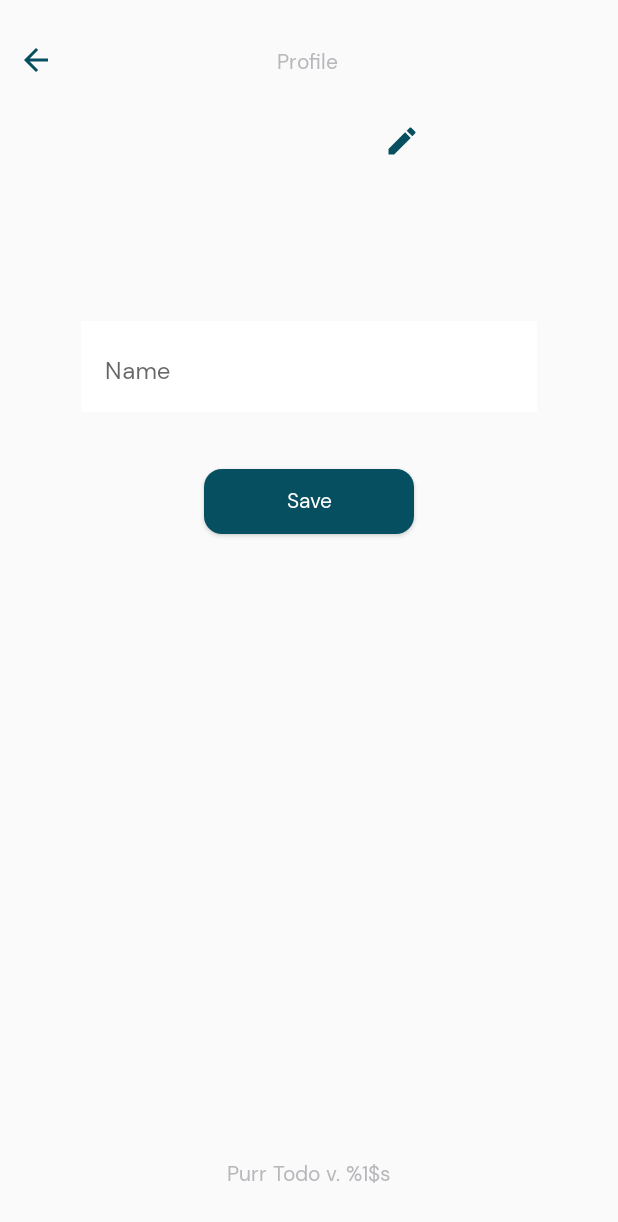
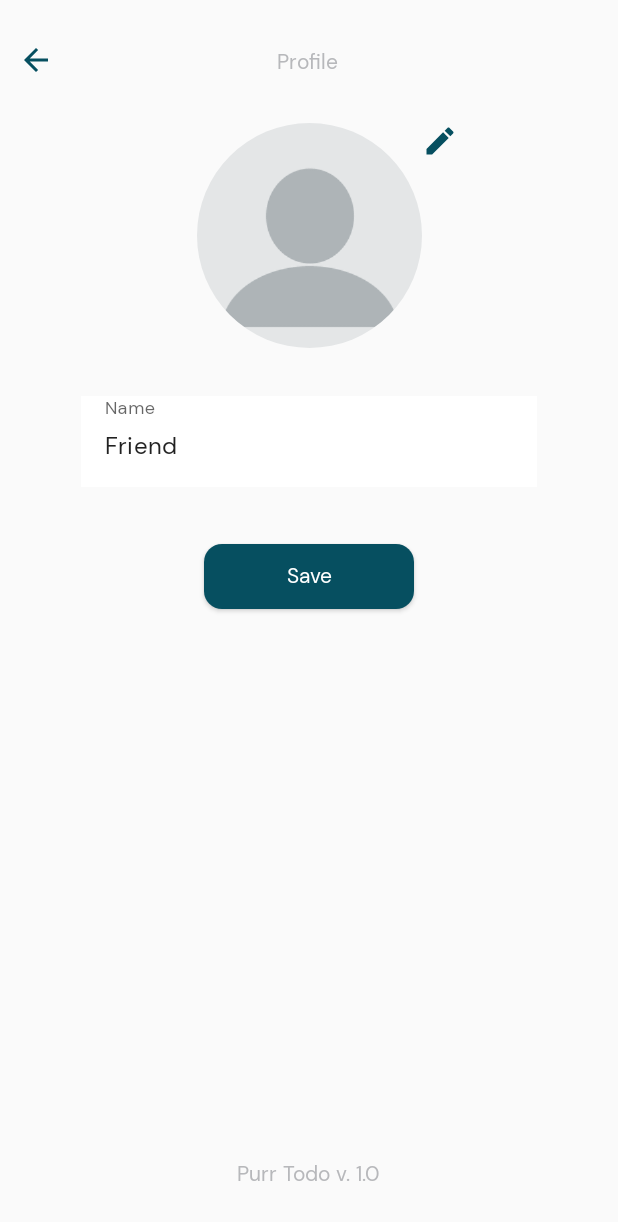
Before and after one commit to abulnes16/purr-todo-app, an Android app: the UserProfileFragment screen opened through its navigation route, on a phone screen of 412 x 824 dp. Shown: the top 1222 px of the screen. Run offline under Robolectric (Android 15) with nearby library versions, the phone set to English and light mode, and no system bars; our stand-ins replace CircleImageView, navigation-ui; 11 statements that could not run were skipped.

```diff
--- a/app/build.gradle
+++ b/app/build.gradle
@@ -41,8 +41,6 @@ android {
 }
 
 dependencies {
-
-
     implementation 'androidx.core:core-ktx:1.7.0'
     implementation 'androidx.appcompat:appcompat:1.4.2'
     implementation 'com.google.android.material:material:1.6.1'
@@ -63,6 +61,9 @@ dependencies {
     implementation "androidx.room:room-ktx:$room_version"
     kapt "androidx.room:room-compiler:$room_version"
 
+    // Preferences DataStore
+    implementation "androidx.datastore:datastore-preferences:1.0.0"
+
     // Third party libraries
     implementation 'de.hdodenhof:circleimageview:3.1.0'
 
--- a/app/src/main/AndroidManifest.xml
+++ b/app/src/main/AndroidManifest.xml
@@ -2,6 +2,7 @@
 <manifest xmlns:android="http://schemas.android.com/apk/res/android"
     xmlns:tools="http://schemas.android.com/tools"
     package="com.abulnes16.purrtodo">
+    <uses-permission android:name="android.permission.READ_EXTERNAL_STORAGE" />
 
     <application
         android:allowBackup="true"
--- /dev/null
+++ b/app/src/main/java/com/abulnes16/purrtodo/data/ProfileDataStore.kt
@@ -0,0 +1,47 @@
+package com.abulnes16.purrtodo.data
+
+import android.content.Context
+import androidx.datastore.core.DataStore
+import androidx.datastore.preferences.core.Preferences
+import androidx.datastore.preferences.core.edit
+import androidx.datastore.preferences.core.emptyPreferences
+import androidx.datastore.preferences.core.stringPreferencesKey
+import androidx.datastore.preferences.preferencesDataStore
+import kotlinx.coroutines.flow.Flow
+import kotlinx.coroutines.flow.catch
+import kotlinx.coroutines.flow.map
+import java.io.IOException
+
+private const val PROFILE_PREFERENCES = "profile_preferences"
+
+// Preferences Values
+private val PROFILE_NAME = stringPreferencesKey("profile_name")
+private val PROFILE_PICTURE = stringPreferencesKey("profile_picture")
+
+private val Context.dataStore: DataStore<Preferences> by preferencesDataStore(
+    name = PROFILE_PREFERENCES
+)
+
+class ProfileDataStore(context: Context) {
+
+    val profilePreferences: Flow<User> = context.dataStore.data.catch {
+        if (it is IOException) {
+            it.printStackTrace()
+            emit(emptyPreferences())
+        } else {
+            throw it
+        }
+    }.map { preferences ->
+        val name = preferences[PROFILE_NAME] ?: "Friend"
+        val picture = preferences[PROFILE_PICTURE] ?: ""
+        User(name, picture)
+    }
+
+    suspend fun saveProfilePreferences(name: String, profilePicture: String, context: Context) {
+        context.dataStore.edit { preferences ->
+            preferences[PROFILE_NAME] = name
+            preferences[PROFILE_PICTURE] = profilePicture
+        }
+
+    }
+}
--- a/app/src/main/java/com/abulnes16/purrtodo/database/data/Task.kt
+++ b/app/src/main/java/com/abulnes16/purrtodo/data/Task.kt
@@ -1,4 +1,4 @@
-package com.abulnes16.purrtodo.database.data
+package com.abulnes16.purrtodo.data
 
 import androidx.room.ColumnInfo
 import androidx.room.Entity
--- /dev/null
+++ b/app/src/main/java/com/abulnes16/purrtodo/data/User.kt
@@ -0,0 +1,3 @@
+package com.abulnes16.purrtodo.data
+
+data class User(val name: String, val profilePicture: String)
--- a/app/src/main/java/com/abulnes16/purrtodo/database/TaskDao.kt
+++ b/app/src/main/java/com/abulnes16/purrtodo/database/TaskDao.kt
@@ -1,7 +1,7 @@
 package com.abulnes16.purrtodo.database
 
 import androidx.room.*
-import com.abulnes16.purrtodo.database.data.Task
+import com.abulnes16.purrtodo.data.Task
 import kotlinx.coroutines.flow.Flow
 
 /**
--- a/app/src/main/java/com/abulnes16/purrtodo/database/TaskDatabase.kt
+++ b/app/src/main/java/com/abulnes16/purrtodo/database/TaskDatabase.kt
@@ -4,7 +4,7 @@ import android.content.Context
 import androidx.room.Database
 import androidx.room.Room
 import androidx.room.RoomDatabase
-import com.abulnes16.purrtodo.database.data.Task
+import com.abulnes16.purrtodo.data.Task
 
 /**
  * [TaskDatabase]
--- a/app/src/main/java/com/abulnes16/purrtodo/ui/AddTaskFragment.kt
+++ b/app/src/main/java/com/abulnes16/purrtodo/ui/AddTaskFragment.kt
@@ -13,12 +13,11 @@ import androidx.navigation.fragment.findNavController
 import androidx.navigation.fragment.navArgs
 import com.abulnes16.purrtodo.R
 import com.abulnes16.purrtodo.TaskApplication
-import com.abulnes16.purrtodo.database.data.Task
+import com.abulnes16.purrtodo.data.Task
 import com.abulnes16.purrtodo.databinding.FragmentAddTaskBinding
 import com.abulnes16.purrtodo.viewmodels.TaskViewModel
 import com.abulnes16.purrtodo.viewmodels.TaskViewModelFactory
 import com.google.android.material.dialog.MaterialAlertDialogBuilder
-import org.w3c.dom.Text
 import java.util.*
 
 
--- a/app/src/main/java/com/abulnes16/purrtodo/ui/TaskItemAdapter.kt
+++ b/app/src/main/java/com/abulnes16/purrtodo/ui/TaskItemAdapter.kt
@@ -8,7 +8,7 @@ import androidx.recyclerview.widget.DiffUtil
 import androidx.recyclerview.widget.ListAdapter
 import androidx.recyclerview.widget.RecyclerView
 import com.abulnes16.purrtodo.R
-import com.abulnes16.purrtodo.database.data.Task
+import com.abulnes16.purrtodo.data.Task
 import com.abulnes16.purrtodo.databinding.TaskListItemBinding
 
 /**
--- a/app/src/main/java/com/abulnes16/purrtodo/ui/UserProfileFragment.kt
+++ b/app/src/main/java/com/abulnes16/purrtodo/ui/UserProfileFragment.kt
@@ -1,16 +1,35 @@
 package com.abulnes16.purrtodo.ui
 
+import android.Manifest
+import android.content.ContentResolver
+import android.content.Context
+import android.content.Intent
+import android.content.pm.PackageManager
+import android.net.Uri
 import android.os.Bundle
+import android.util.Log
 import androidx.fragment.app.Fragment
 import android.view.LayoutInflater
 import android.view.View
 import android.view.ViewGroup
+import android.widget.EditText
+import android.widget.TextView
+import android.widget.Toast
+import androidx.activity.result.ActivityResult
+import androidx.activity.result.ActivityResultLauncher
+import androidx.activity.result.contract.ActivityResultContracts
+import androidx.core.content.ContextCompat
+import androidx.core.content.PackageManagerCompat
+import androidx.core.net.toUri
+import androidx.lifecycle.asLiveData
+import androidx.lifecycle.lifecycleScope
+import androidx.navigation.fragment.findNavController
+import com.abulnes16.purrtodo.BuildConfig
 import com.abulnes16.purrtodo.R
+import com.abulnes16.purrtodo.data.ProfileDataStore
+import com.abulnes16.purrtodo.databinding.FragmentUserProfileBinding
+import kotlinx.coroutines.launch
 
-// TODO: Rename parameter arguments, choose names that match
-// the fragment initialization parameters, e.g. ARG_ITEM_NUMBER
-private const val ARG_PARAM1 = "param1"
-private const val ARG_PARAM2 = "param2"
 
 /**
  * A simple [Fragment] subclass.
@@ -18,43 +37,124 @@ private const val ARG_PARAM2 = "param2"
  * create an instance of this fragment.
  */
 class UserProfileFragment : Fragment() {
-    // TODO: Rename and change types of parameters
-    private var param1: String? = null
-    private var param2: String? = null
+
+    private lateinit var profileDataStore: ProfileDataStore
+    private lateinit var binding: FragmentUserProfileBinding
+    private lateinit var imageResult: ActivityResultLauncher<Array<String>>
+    private lateinit var requestPermissionLauncher: ActivityResultLauncher<String>
+    private var imageUri: Uri? = null
 
     override fun onCreate(savedInstanceState: Bundle?) {
         super.onCreate(savedInstanceState)
-        arguments?.let {
-            param1 = it.getString(ARG_PARAM1)
-            param2 = it.getString(ARG_PARAM2)
+        imageResult = registerForActivityResult(ActivityResultContracts.OpenDocument()) { image ->
+            if (image != null) {
+                binding.profilePicture.setImageDrawable(null)
+                requireActivity().contentResolver.takePersistableUriPermission(
+                    image,
+                    Intent.FLAG_GRANT_READ_URI_PERMISSION
+                )
+                imageUri = image
+                binding.profilePicture.setImageURI(image)
+            }
         }
+
+        requestPermissionLauncher =
+            registerForActivityResult(ActivityResultContracts.RequestPermission()) { isGranted ->
+                if (isGranted) {
+                    chooseImage()
+                } else {
+                    Toast.makeText(
+                        requireContext(),
+                        getString(R.string.photos_permission_not_granted),
+                        Toast.LENGTH_LONG
+                    ).show()
+                }
+            }
     }
 
     override fun onCreateView(
         inflater: LayoutInflater, container: ViewGroup?,
         savedInstanceState: Bundle?
-    ): View? {
-        // Inflate the layout for this fragment
-        return inflater.inflate(R.layout.fragment_user_profile, container, false)
+    ): View {
+        binding = FragmentUserProfileBinding.inflate(inflater, container, false)
+        bind()
+        return binding.root
     }
 
-    companion object {
-        /**
-         * Use this factory method to create a new instance of
-         * this fragment using the provided parameters.
-         *
-         * @param param1 Parameter 1.
-         * @param param2 Parameter 2.
-         * @return A new instance of fragment UserProfileFragment.
-         */
-        // TODO: Rename and change types and number of parameters
-        @JvmStatic
-        fun newInstance(param1: String, param2: String) =
-            UserProfileFragment().apply {
-                arguments = Bundle().apply {
-                    putString(ARG_PARAM1, param1)
-                    putString(ARG_PARAM2, param2)
-                }
+    override fun onViewCreated(view: View, savedInstanceState: Bundle?) {
+        super.onViewCreated(view, savedInstanceState)
+        profileDataStore = ProfileDataStore(requireContext())
+        setupListeners()
+    }
+
+    private fun bind() {
+        binding.apply {
+            this.btnEditPicture.setOnClickListener { checkForContentPermission() }
+            this.btnGoBackProfile.setOnClickListener { goBack() }
+            this.btnSaveProfile.setOnClickListener { saveUserPreferences() }
+            this.txtVersion.text = getString(R.string.app_version, BuildConfig.VERSION_NAME)
+        }
+    }
+
+    private fun goBack() {
+        findNavController().popBackStack()
+    }
+
+    private fun setupListeners() {
+        profileDataStore.profilePreferences.asLiveData().observe(viewLifecycleOwner) { user ->
+            binding.txtUserName.setText(user.name, TextView.BufferType.SPANNABLE)
+            if (user.profilePicture.isBlank()) {
+                binding.profilePicture.setImageResource(R.drawable.blank_user)
+            } else {
+                binding.profilePicture.setImageURI(user.profilePicture.toUri())
             }
+        }
+
     }
+
+    private fun chooseImage() {
+        try {
+            imageResult.launch(arrayOf("image/*"))
+        } catch (exception: Exception) {
+            Toast.makeText(
+                requireContext(),
+                getString(R.string.failed_open_gallery),
+                Toast.LENGTH_SHORT
+            ).show()
+        }
+    }
+
+    private fun checkForContentPermission() {
+        when {
+            ContextCompat.checkSelfPermission(
+                requireContext(),
+                Manifest.permission.READ_EXTERNAL_STORAGE
+            ) == PackageManager.PERMISSION_GRANTED -> {
+                chooseImage()
+            }
+            shouldShowRequestPermissionRationale(Manifest.permission.READ_EXTERNAL_STORAGE) -> {
+                // TODO: Add layout when the user doesn't grant the permission
+
+            }
+            else -> {
+                requestPermissionLauncher.launch(Manifest.permission.READ_EXTERNAL_STORAGE)
+            }
+        }
+    }
+
+    private fun saveUserPreferences() {
+        with(binding) {
+            val userProfile = imageUri?.toString() ?: ""
+            val userName = this.txtUserName.text.toString()
+            lifecycleScope.launch {
+                profileDataStore.saveProfilePreferences(userName, userProfile, requireContext())
+            }
+            Toast.makeText(
+                requireContext(),
+                getString(R.string.preferences_save),
+                Toast.LENGTH_LONG
+            ).show()
+        }
+    }
+
 }
--- a/app/src/main/java/com/abulnes16/purrtodo/viewmodels/TaskViewModel.kt
+++ b/app/src/main/java/com/abulnes16/purrtodo/viewmodels/TaskViewModel.kt
@@ -3,7 +3,7 @@ package com.abulnes16.purrtodo.viewmodels
 import android.util.Log
 import androidx.lifecycle.*
 import com.abulnes16.purrtodo.database.TaskDao
-import com.abulnes16.purrtodo.database.data.Task
+import com.abulnes16.purrtodo.data.Task
 import com.abulnes16.purrtodo.utils.DataTransformationUtil
 import kotlinx.coroutines.flow.Flow
 import kotlinx.coroutines.launch
--- a/app/src/main/res/layout/fragment_add_task.xml
+++ b/app/src/main/res/layout/fragment_add_task.xml
@@ -56,12 +56,13 @@
         <Button
             android:id="@+id/btn_save"
             style="@style/PurrButton.Primary"
-            android:layout_width="140dp"
+            android:layout_width="wrap_content"
             android:layout_height="wrap_content"
             android:layout_marginStart="44dp"
 
             android:layout_marginEnd="4dp"
             android:layout_marginBottom="16dp"
+            android:minWidth="120dp"
             android:text="@string/save"
             android:visibility="visible"
             app:layout_constraintBottom_toBottomOf="parent"
@@ -72,10 +73,11 @@
         <Button
             android:id="@+id/btn_delete"
             style="@style/PurrButton.Secondary"
-            android:layout_width="140dp"
+            android:layout_width="wrap_content"
             android:layout_height="wrap_content"
             android:layout_marginEnd="48dp"
             android:layout_marginBottom="16dp"
+            android:minWidth="120dp"
             android:minHeight="55dip"
             android:text="@string/delete"
             android:visibility="visible"
--- a/app/src/main/res/layout/fragment_task_detail.xml
+++ b/app/src/main/res/layout/fragment_task_detail.xml
@@ -212,11 +212,12 @@
         <Button
             android:id="@+id/btn_done"
             style="@style/PurrButton.Primary"
-            android:layout_width="140dp"
+            android:layout_width="wrap_content"
             android:layout_height="wrap_content"
             android:layout_marginStart="44dp"
             android:layout_marginEnd="4dp"
             android:layout_marginBottom="16dp"
+            android:minWidth="120dp"
             android:text="@string/done"
             app:layout_constraintBottom_toBottomOf="parent"
             app:layout_constraintEnd_toStartOf="@+id/btn_in_progress"
@@ -226,10 +227,11 @@
         <Button
             android:id="@+id/btn_in_progress"
             style="@style/PurrButton.Secondary"
-            android:layout_width="140dp"
+            android:layout_width="wrap_content"
             android:layout_height="wrap_content"
             android:layout_marginEnd="48dp"
             android:layout_marginBottom="16dp"
+            android:minWidth="120dp"
             android:text="@string/in_progress"
             app:layout_constraintBottom_toBottomOf="parent"
             app:layout_constraintEnd_toEndOf="parent" />
--- a/app/src/main/res/layout/fragment_user_profile.xml
+++ b/app/src/main/res/layout/fragment_user_profile.xml
@@ -65,11 +65,12 @@
 
         <de.hdodenhof.circleimageview.CircleImageView
             android:id="@+id/profile_picture"
-            android:layout_width="wrap_content"
-            android:layout_height="wrap_content"
+            android:layout_width="150dp"
+            android:layout_height="150dp"
             android:layout_marginTop="16dp"
-            android:minWidth="100dp"
-            android:minHeight="100dp"
+            android:minWidth="80dp"
+            android:minHeight="80dp"
+            android:src="@drawable/blank_user"
             app:layout_constraintEnd_toEndOf="parent"
             app:layout_constraintStart_toStartOf="parent"
             app:layout_constraintTop_toTopOf="parent"
@@ -111,10 +112,10 @@
             android:layout_width="wrap_content"
             android:layout_height="wrap_content"
             android:layout_marginBottom="32dp"
-            android:text="@string/purr_todo_v"
-            tools:text="Purr Todo v 1.0"
+            android:text="@string/app_version"
             app:layout_constraintBottom_toBottomOf="parent"
             app:layout_constraintEnd_toEndOf="parent"
-            app:layout_constraintStart_toStartOf="parent" />
+            app:layout_constraintStart_toStartOf="parent"
+            tools:text="Purr Todo v 1.0" />
     </androidx.constraintlayout.widget.ConstraintLayout>
 </androidx.constraintlayout.widget.ConstraintLayout>
--- a/app/src/main/res/layout/task_list_item.xml
+++ b/app/src/main/res/layout/task_list_item.xml
@@ -8,12 +8,13 @@
 
     <androidx.cardview.widget.CardView
         android:id="@+id/task_card"
-        android:layout_width="175dp"
+        android:layout_width="wrap_content"
         android:layout_height="125dp"
         android:layout_marginStart="6dp"
         android:layout_marginTop="6dp"
         android:layout_marginEnd="6dp"
         android:layout_marginBottom="6dp"
+        android:minWidth="150dp"
         app:cardCornerRadius="12dp"
         app:cardElevation="3dp"
         app:contentPaddingLeft="24dp"
--- a/app/src/main/res/values/strings.xml
+++ b/app/src/main/res/values/strings.xml
@@ -38,6 +38,9 @@
     <string name="no">No</string>
     <string name="profile">Profile</string>
     <string name="name">Name</string>
-    <string name="purr_todo_v">Purr Todo v. %1$s </string>
+    <string name="app_version">Purr Todo v. %1$s </string>
+    <string name="preferences_save">The preferences were saved</string>
+    <string name="photos_permission_not_granted">"We can't change the profile picture if you don't grant the permission :(</string>
+    <string name="failed_open_gallery">"We couldn't open the gallery, please try again"</string>
 
 </resources>
```
Also changed, not shown: app/src/main/java/com/abulnes16/purrtodo/ui/HomeFragment.kt (+29 -8 lines), app/src/main/java/com/abulnes16/purrtodo/ui/TaskDetailFragment.kt (+1 -6 lines).
